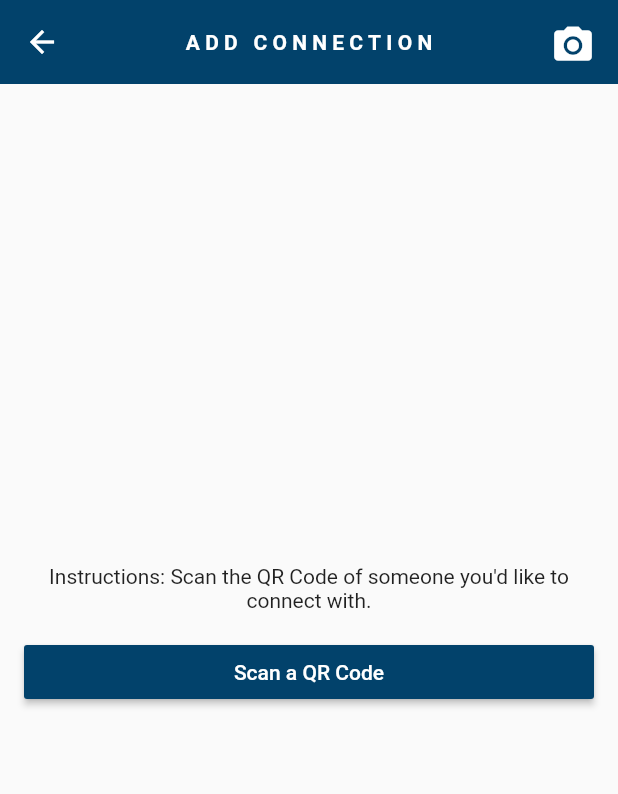
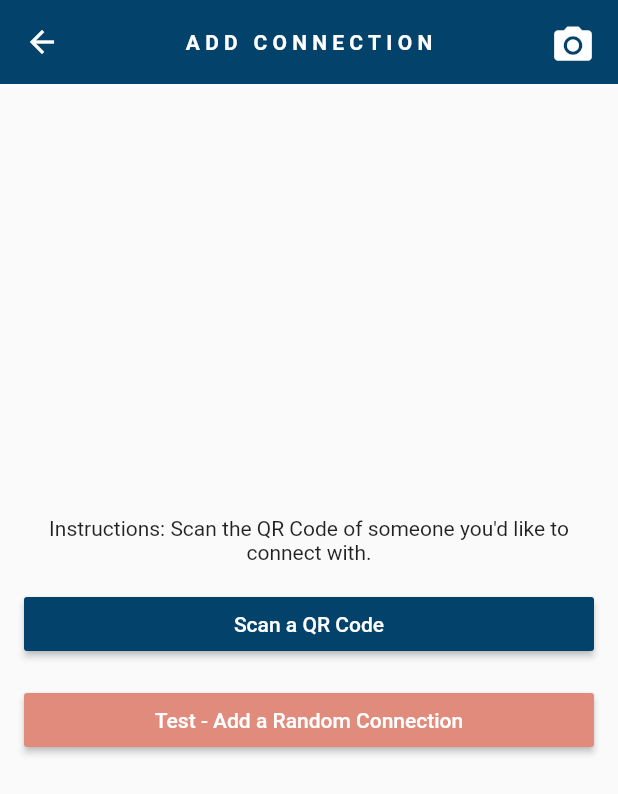
Before and after one commit to JaredEzz/get2gether, a Flutter app: the AddConnectionPage screen opened by its route, after a tap on "Scan a QR Code", on a phone screen of 412 x 824 dp. Shown: the top 794 px of the screen. Run offline on Flutter 3.47's test engine with Material 2 defaults, Android fonts, the phone set to English and light mode, and no system bars; our stand-ins replace qr_flutter; missing offline and left inert: barcode_scan; accounts and stored records are empty.

```diff
--- a/lib/model/database.dart
+++ b/lib/model/database.dart
@@ -83,5 +83,8 @@ class Database {
     _activityImages = value;
   }
 
+  User findUser(String username){
+    return users.singleWhere((user) => user.username == username, orElse: () => null);
+  }
 
 }
--- a/lib/model/user.dart
+++ b/lib/model/user.dart
@@ -20,7 +20,9 @@ class User{
   Schedule _schedule;
   DecorationImage _qrCode;
 
-  User.simple(this._username,this._password);
+  User.simple(this._username,this._password){
+   this._connections = [];
+  }
   User(this._username,this._first,this._last,this._email,this._phone, this._addActivityCount, this._swipeCount);
 
   int get id => _id;
--- a/lib/pages/connections/scan.dart
+++ b/lib/pages/connections/scan.dart
@@ -1,9 +1,12 @@
 
 import 'dart:async';
+import 'dart:math';
 
 import 'package:barcode_scan/barcode_scan.dart';
 import 'package:flutter/material.dart';
 import 'package:flutter/services.dart';
+import 'package:get2gether/model/database.dart';
+import 'package:get2gether/model/user.dart';
 
 class AddConnectionPage extends StatefulWidget {
   @override
@@ -12,6 +15,9 @@ class AddConnectionPage extends StatefulWidget {
 
 class _ScanState extends State<AddConnectionPage> {
   String barcode = "";
+  String successMessage = "";
+  User currentUser = Database().currentUser;
+  List users = Database().users;
 
   @override
   initState() {
@@ -71,13 +77,26 @@ class _ScanState extends State<AddConnectionPage> {
                     onPressed: scan,
                     child: const Text('Scan a QR Code')
                 ),
-              )
-              ,
+              ),
               Padding(
                 padding: EdgeInsets.symmetric(horizontal: 16.0, vertical: 8.0),
-                child: Text(barcode, textAlign: TextAlign.center,),
-              )
-              ,
+                child: RaisedButton(
+                    color: Color.fromRGBO(224, 139, 124, 1.0),
+                    textColor: Colors.white,
+                    splashColor: Colors.blueGrey,
+                    onPressed: (){
+                      User randomUser = users[Random().nextInt(users.length)];
+                      addConnection(randomUser.username);
+                    },
+                    child: const Text('Test - Add a Random Connection')
+                ),
+              ),
+              Padding(
+                padding: EdgeInsets.symmetric(horizontal: 16.0, vertical: 8.0),
+                child: Text(
+                  successMessage,
+                  textAlign: TextAlign.center,),
+              ),
             ],
           ),
         ));
@@ -86,19 +105,48 @@ class _ScanState extends State<AddConnectionPage> {
   Future scan() async {
     try {
       String barcode = await BarcodeScanner.scan();
-      setState(() => this.barcode = barcode);
+      addConnection(barcode);
     } on PlatformException catch (e) {
       if (e.code == BarcodeScanner.CameraAccessDenied) {
         setState(() {
-          this.barcode = 'The user did not grant the camera permission!';
+          this.successMessage = 'The user did not grant the camera permission!';
         });
       } else {
         setState(() => this.barcode = 'Unknown error: $e');
       }
     } on FormatException{
-      setState(() => this.barcode = 'null (User returned using the "back"-button before scanning anything. Result)');
+      setState(() => this.successMessage = 'null (User returned using the "back"-button before scanning anything)');
     } catch (e) {
       setState(() => this.barcode = 'Unknown error: $e');
     }
   }
+
+  void addConnection(String barcode) {
+    User toAdd = Database().findUser(barcode);
+    if(toAdd == null){
+      noExistingUsernameDialog();
+    }else{
+      setState(() => this.successMessage = 'Connection Successfully Added – ' + barcode);
+      currentUser.connections.add(toAdd);
+    }
+  }
+
+  void noExistingUsernameDialog(){
+    showDialog(context: context,
+        builder: (BuildContext context){
+          return AlertDialog(
+            title: Text("ok"),
+            content: Text("ok"),
+            actions: <Widget>[
+              new FlatButton(
+                child: Text("Try Again"),
+                onPressed: (){
+                  Navigator.of(context).pop();
+                },
+              )
+            ],
+          );
+        }
+    );
+  }
 }
--- a/lib/pages/login/login.dart
+++ b/lib/pages/login/login.dart
@@ -122,7 +122,8 @@ class _LoginPageState extends State<LoginPage>
   doLogin(BuildContext context) {
     //TODO authenticate database and perform error checking
     //find user in database
-    User loginUser = database.users.singleWhere((user) => user.username == usernameController.text, orElse: () => null);
+//    User loginUser = database.users.singleWhere((user) => user.username == usernameController.text, orElse: () => null);
+    User loginUser = database.findUser(usernameController.text);
 
     if(loginUser != null && loginUser.password == passwordController.text) {
       Navigator.pushNamed(context, "/home");
```
Also changed, not shown: lib/pages/connections/connections.dart (+14 -7 lines), lib/pages/connections/generate.dart (+19 -13 lines), lib/pages/home/detail.dart (+63 -58 lines), lib/pages/widget.dart (+7 -7 lines).
